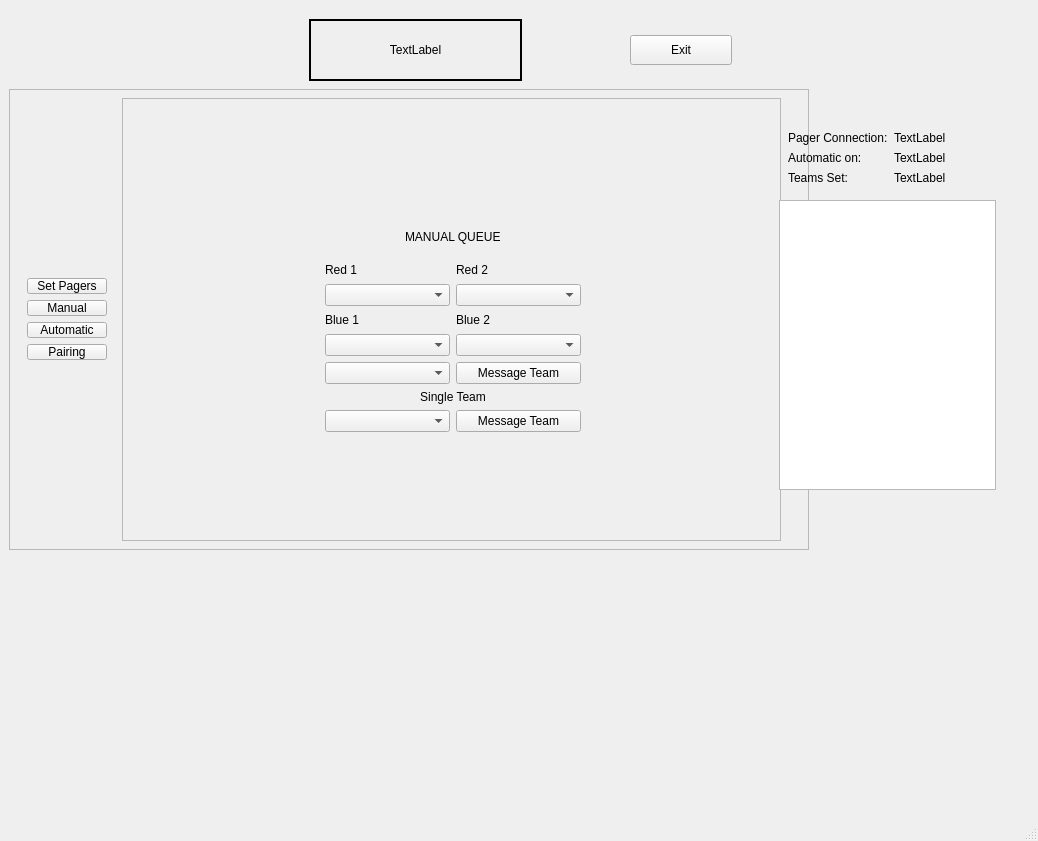
Before: the Qt Designer form App/PCUI.ui in BotPager/pc-software, drawn with Qt 5.
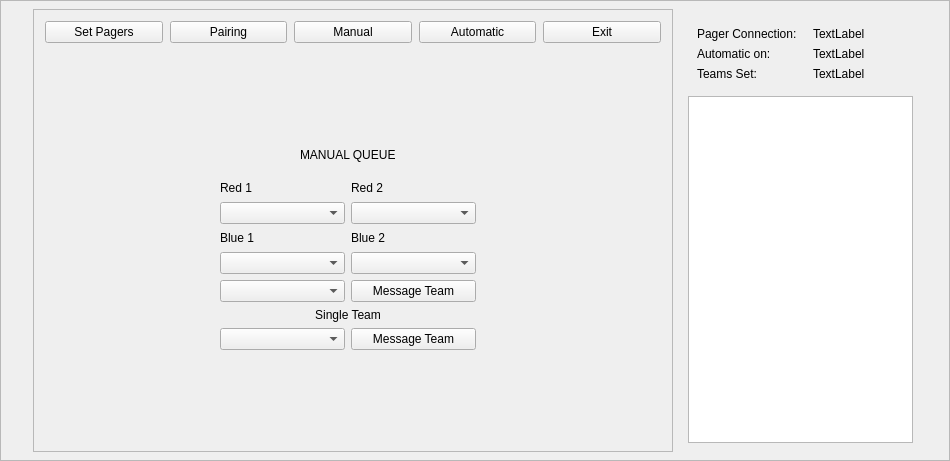
After: the same form once the commit is applied. The open tabs and pages were chosen to show the change.

Commit message: ui updae move and resize the page switching

Diff of the .ui file:
```diff
--- a/App/PCUI.ui
+++ b/App/PCUI.ui
@@ -6,10 +6,22 @@
    <rect>
     <x>0</x>
     <y>0</y>
-    <width>1038</width>
-    <height>841</height>
+    <width>950</width>
+    <height>461</height>
    </rect>
   </property>
+  <property name="sizePolicy">
+   <sizepolicy hsizetype="MinimumExpanding" vsizetype="MinimumExpanding">
+    <horstretch>0</horstretch>
+    <verstretch>0</verstretch>
+   </sizepolicy>
+  </property>
+  <property name="minimumSize">
+   <size>
+    <width>900</width>
+    <height>0</height>
+   </size>
+  </property>
   <property name="windowTitle">
    <string>MainWindow</string>
   </property>
@@ -20,9 +32,9 @@
    <widget class="QFrame" name="Content">
     <property name="geometry">
      <rect>
-      <x>9</x>
-      <y>89</y>
-      <width>800</width>
+      <x>0</x>
+      <y>0</y>
+      <width>950</width>
       <height>461</height>
      </rect>
     </property>
@@ -43,16 +55,22 @@
       <rect>
        <x>0</x>
        <y>0</y>
-       <width>781</width>
+       <width>950</width>
        <height>461</height>
       </rect>
      </property>
      <property name="sizePolicy">
-      <sizepolicy hsizetype="Fixed" vsizetype="Fixed">
+      <sizepolicy hsizetype="Preferred" vsizetype="Fixed">
        <horstretch>0</horstretch>
        <verstretch>0</verstretch>
       </sizepolicy>
      </property>
+     <property name="minimumSize">
+      <size>
+       <width>950</width>
+       <height>0</height>
+      </size>
+     </property>
      <property name="autoFillBackground">
       <bool>false</bool>
      </property>
@@ -67,56 +85,39 @@
      <layout class="QHBoxLayout" name="horizontalLayout">
       <item>
        <widget class="QFrame" name="verticalFrame_2">
+        <property name="minimumSize">
+         <size>
+          <width>0</width>
+          <height>200</height>
+         </size>
+        </property>
         <property name="maximumSize">
          <size>
           <width>16777215</width>
           <height>100</height>
          </size>
         </property>
-        <layout class="QVBoxLayout" name="verticalLayout_5">
-         <item>
-          <widget class="QPushButton" name="SwitchPager">
-           <property name="text">
-            <string>Set Pagers</string>
-           </property>
-          </widget>
-         </item>
-         <item>
-          <widget class="QPushButton" name="SwitchManual">
-           <property name="text">
-            <string>Manual</string>
-           </property>
-          </widget>
-         </item>
-         <item>
-          <widget class="QPushButton" name="SwitchAuto">
-           <property name="text">
-            <string>Automatic</string>
-           </property>
-          </widget>
-         </item>
-         <item>
-          <widget class="QPushButton" name="SwitchPair">
-           <property name="text">
-            <string>Pairing</string>
-           </property>
-          </widget>
-         </item>
-        </layout>
+        <layout class="QVBoxLayout" name="verticalLayout_5"/>
        </widget>
       </item>
       <item>
        <widget class="QFrame" name="Main_Menus">
         <property name="sizePolicy">
-         <sizepolicy hsizetype="MinimumExpanding" vsizetype="MinimumExpanding">
+         <sizepolicy hsizetype="Preferred" vsizetype="Preferred">
           <horstretch>0</horstretch>
           <verstretch>0</verstretch>
          </sizepolicy>
         </property>
+        <property name="minimumSize">
+         <size>
+          <width>620</width>
+          <height>400</height>
+         </size>
+        </property>
         <property name="maximumSize">
          <size>
-          <width>661</width>
-          <height>453</height>
+          <width>640</width>
+          <height>500</height>
          </size>
         </property>
         <property name="frameShape">
@@ -141,8 +142,95 @@
          <property name="bottomMargin">
           <number>11</number>
          </property>
+         <item>
+          <layout class="QHBoxLayout" name="horizontalLayout_7">
+           <item>
+            <widget class="QPushButton" name="SwitchPager">
+             <property name="minimumSize">
+              <size>
+               <width>0</width>
+               <height>20</height>
+              </size>
+             </property>
+             <property name="text">
+              <string>Set Pagers</string>
+             </property>
+            </widget>
+           </item>
+           <item>
+            <widget class="QPushButton" name="SwitchPair">
+             <property name="minimumSize">
+              <size>
+               <width>0</width>
+               <height>20</height>
+              </size>
+             </property>
+             <property name="text">
+              <string>Pairing</string>
+             </property>
+            </widget>
+           </item>
+           <item>
+            <widget class="QPushButton" name="SwitchManual">
+             <property name="sizePolicy">
+              <sizepolicy hsizetype="Minimum" vsizetype="Fixed">
+               <horstretch>0</horstretch>
+               <verstretch>20</verstretch>
+              </sizepolicy>
+             </property>
+             <property name="minimumSize">
+              <size>
+               <width>0</width>
+               <height>20</height>
+              </size>
+             </property>
+             <property name="text">
+              <string>Manual</string>
+             </property>
+            </widget>
+           </item>
+           <item>
+            <widget class="QPushButton" name="SwitchAuto">
+             <property name="minimumSize">
+              <size>
+               <width>0</width>
+               <height>20</height>
+              </size>
+             </property>
+             <property name="text">
+              <string>Automatic</string>
+             </property>
+            </widget>
+           </item>
+           <item>
+            <widget class="QPushButton" name="pushButton_3">
+             <property name="minimumSize">
+              <size>
+               <width>0</width>
+               <height>20</height>
+              </size>
+             </property>
+             <property name="text">
+              <string>Exit</string>
+             </property>
+            </widget>
+           </item>
+          </layout>
+         </item>
          <item>
           <widget class="QStackedWidget" name="stackedWidget">
+           <property name="sizePolicy">
+            <sizepolicy hsizetype="Preferred" vsizetype="Preferred">
+             <horstretch>0</horstretch>
+             <verstretch>0</verstretch>
+            </sizepolicy>
+           </property>
+           <property name="minimumSize">
+            <size>
+             <width>600</width>
+             <height>260</height>
+            </size>
+           </property>
            <property name="autoFillBackground">
             <bool>true</bool>
            </property>
@@ -456,15 +544,27 @@
             </widget>
            </widget>
            <widget class="QWidget" name="Manual">
+            <property name="minimumSize">
+             <size>
+              <width>616</width>
+              <height>383</height>
+             </size>
+            </property>
             <widget class="QFrame" name="gridFrame">
              <property name="geometry">
               <rect>
                <x>0</x>
                <y>0</y>
-               <width>637</width>
-               <height>429</height>
+               <width>605</width>
+               <height>385</height>
               </rect>
              </property>
+             <property name="minimumSize">
+              <size>
+               <width>605</width>
+               <height>385</height>
+              </size>
+             </property>
              <layout class="QGridLayout" name="gridLayout_3">
               <item row="0" column="0">
                <layout class="QHBoxLayout" name="horizontalLayout_2" stretch="1,1,1">
@@ -808,80 +908,8 @@
         </layout>
        </widget>
       </item>
-     </layout>
-    </widget>
-   </widget>
-   <widget class="QFrame" name="frame">
-    <property name="geometry">
-     <rect>
-      <x>0</x>
-      <y>10</y>
-      <width>781</width>
-      <height>72</height>
-     </rect>
-    </property>
-    <property name="autoFillBackground">
-     <bool>false</bool>
-    </property>
-    <property name="styleSheet">
-     <string notr="true">#frame{
-border-radius: 0px;
-}</string>
-    </property>
-    <property name="frameShape">
-     <enum>QFrame::Shape::StyledPanel</enum>
-    </property>
-    <property name="frameShadow">
-     <enum>QFrame::Shadow::Plain</enum>
-    </property>
-    <widget class="QFrame" name="horizontalFrame_2">
-     <property name="geometry">
-      <rect>
-       <x>300</x>
-       <y>0</y>
-       <width>231</width>
-       <height>80</height>
-      </rect>
-     </property>
-     <layout class="QHBoxLayout" name="horizontalLayout_4">
       <item>
-       <widget class="QLabel" name="label">
-        <property name="frameShape">
-         <enum>QFrame::Shape::WinPanel</enum>
-        </property>
-        <property name="text">
-         <string>TextLabel</string>
-        </property>
-        <property name="alignment">
-         <set>Qt::AlignmentFlag::AlignCenter</set>
-        </property>
-       </widget>
-      </item>
-     </layout>
-    </widget>
-    <widget class="QPushButton" name="pushButton_3">
-     <property name="geometry">
-      <rect>
-       <x>630</x>
-       <y>25</y>
-       <width>102</width>
-       <height>30</height>
-      </rect>
-     </property>
-     <property name="text">
-      <string>Exit</string>
-     </property>
-    </widget>
-   </widget>
    <widget class="QFrame" name="verticalFrame">
-    <property name="geometry">
-     <rect>
-      <x>770</x>
-      <y>113</y>
-      <width>235</width>
-      <height>386</height>
-     </rect>
-    </property>
     <layout class="QVBoxLayout" name="verticalLayout_3">
      <item>
       <widget class="QFrame" name="gridFrame_2">
@@ -932,12 +960,22 @@
       </widget>
      </item>
      <item>
-      <widget class="QTextEdit" name="Errorbox"/>
+          <widget class="QTextEdit" name="Errorbox">
+           <property name="maximumSize">
+            <size>
+             <width>225</width>
+             <height>16777215</height>
+            </size>
+           </property>
+          </widget>
      </item>
     </layout>
    </widget>
-  </widget>
-  <widget class="QStatusBar" name="statusbar"/>
+      </item>
+     </layout>
+    </widget>
+   </widget>
+  </widget>
  </widget>
  <resources/>
  <connections/>
```
Left out of the diff: 16 changed lines with no effect on the pictures. Lines whose indentation alone changed are shown as unchanged. The commit also changes 1 other file.
